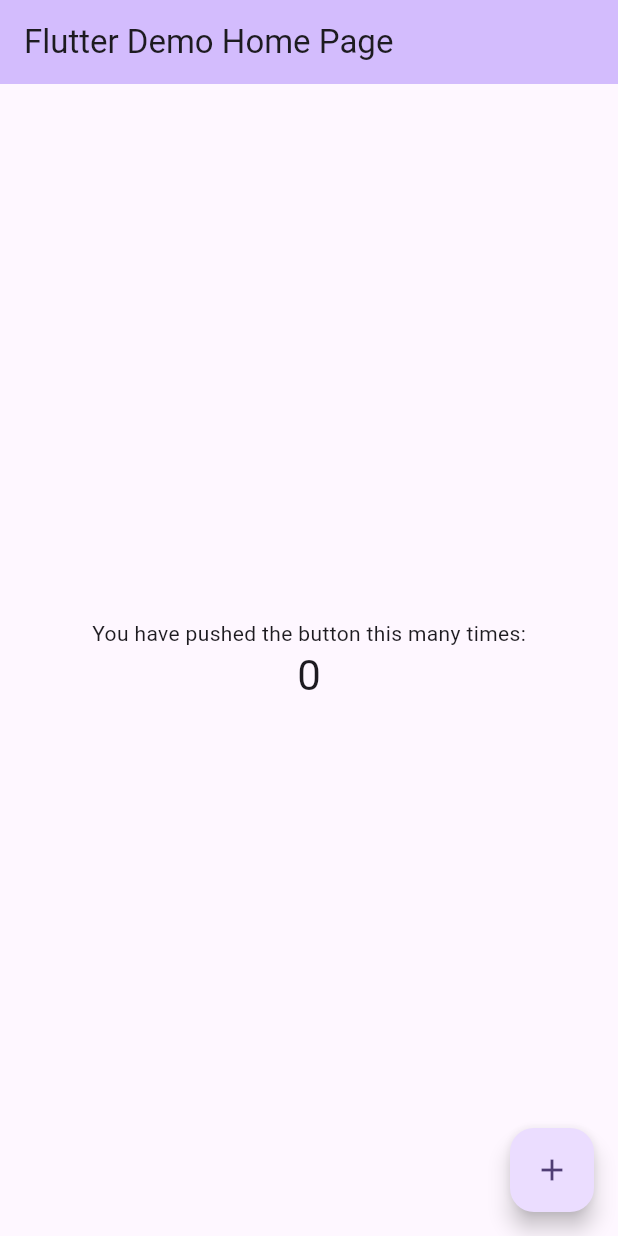
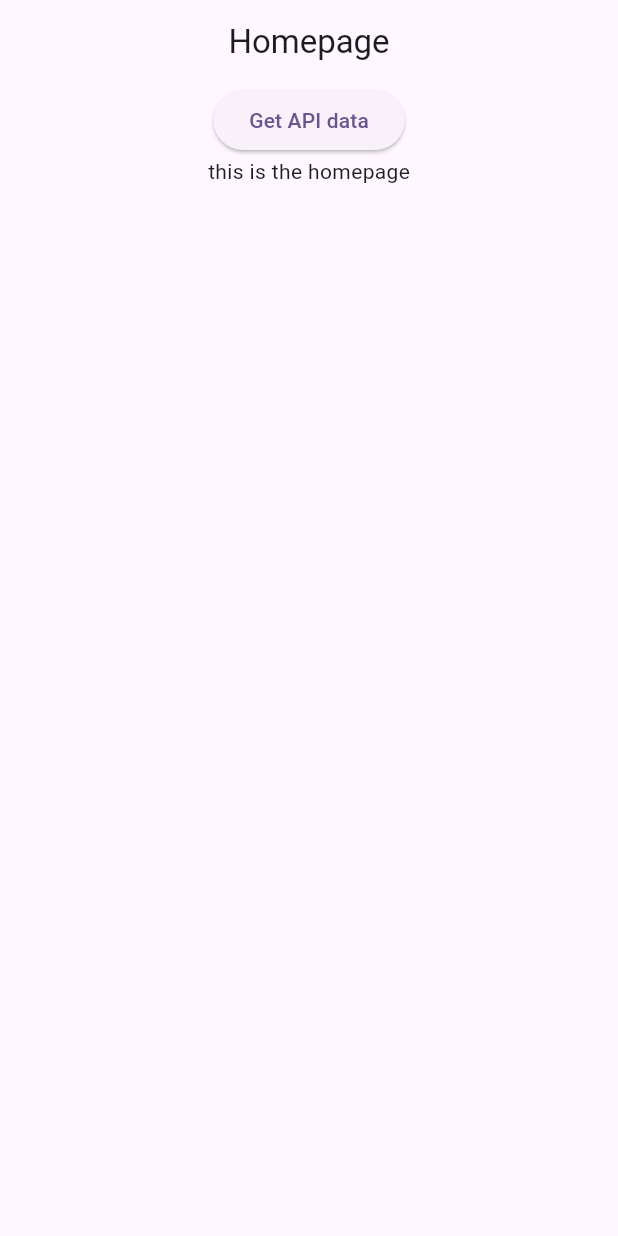
Before and after one commit to rahul-velocis/api_test, a Flutter app: the screen it shows after launch, on a phone screen of 412 x 824 dp. Run offline on Flutter 3.47's test engine with Material 3 defaults, Android fonts, the phone set to English and light mode, and no system bars.

```diff
--- /dev/null
+++ b/lib/homepage.dart
@@ -0,0 +1,26 @@
+import 'package:api_test/repository/todo_repository.dart';
+import 'package:flutter/material.dart';
+
+class Homepage extends StatelessWidget {
+  const Homepage({super.key});
+
+  @override
+  Widget build(BuildContext context) {
+    return Scaffold(
+      appBar: AppBar(title: Text('Homepage'), centerTitle: true),
+      body: Center(
+        child: Column(
+          children: [
+            ElevatedButton(
+              onPressed: () {
+                TodoRepository.fetchAlbum();
+              },
+              child: Text('Get API data'),
+            ),
+            Text('this is the homepage'),
+          ],
+        ),
+      ),
+    );
+  }
+}
--- a/lib/main.dart
+++ b/lib/main.dart
@@ -1,3 +1,4 @@
+import 'package:api_test/homepage.dart';
 import 'package:flutter/material.dart';
 
 void main() {
@@ -10,58 +11,12 @@ class MyApp extends StatelessWidget {
   @override
   Widget build(BuildContext context) {
     return MaterialApp(
+      debugShowCheckedModeBanner: false,
       title: 'Flutter Demo',
       theme: ThemeData(
         colorScheme: ColorScheme.fromSeed(seedColor: Colors.deepPurple),
       ),
-      home: const MyHomePage(title: 'Flutter Demo Home Page'),
+      home: const Homepage(),
     );
   }
 }
-
-class MyHomePage extends StatefulWidget {
-  const MyHomePage({super.key, required this.title});
-
-  final String title;
-
-  @override
-  State<MyHomePage> createState() => _MyHomePageState();
-}
-
-class _MyHomePageState extends State<MyHomePage> {
-  int _counter = 0;
-
-  void _incrementCounter() {
-    setState(() {
-      _counter++;
-    });
-  }
-
-  @override
-  Widget build(BuildContext context) {
-    return Scaffold(
-      appBar: AppBar(
-        backgroundColor: Theme.of(context).colorScheme.inversePrimary,
-
-        title: Text(widget.title),
-      ),
-      body: Center(
-        child: Column(
-          mainAxisAlignment: MainAxisAlignment.center,
-          children: <Widget>[
-            const Text('You have pushed the button this many times:'),
-            Text(
-              '$_counter',
-              style: Theme.of(context).textTheme.headlineMedium,
-            ),
-          ],
-        ),
-      ),
-      floatingActionButton: FloatingActionButton(
-        onPressed: _incrementCounter,
-        tooltip: 'Increment',
-        child: const Icon(Icons.add),
-      ),
-    );
-  }
-}
--- /dev/null
+++ b/lib/models/todo_model.dart
@@ -0,0 +1,26 @@
+class TodoModel {
+  final int userId;
+  final String id;
+  final String title;
+  final bool completed;
+
+  TodoModel({
+    required this.userId,
+    required this.id,
+    required this.title,
+    required this.completed,
+  });
+
+  factory TodoModel.fromJson(Map<String, dynamic> json) {
+    return TodoModel(
+      userId: json['userId'],
+      id: json['id'],
+      title: json['title'],
+      completed: json['Completed'],
+    );
+  }
+
+  Map<String, dynamic> toJson() {
+    return {"userID": userId, "id": id, 'title': title, "Completed": completed};
+  }
+}
--- a/pubspec.yaml
+++ b/pubspec.yaml
@@ -34,6 +34,7 @@ dependencies:
   # The following adds the Cupertino Icons font to your application.
   # Use with the CupertinoIcons class for iOS style icons.
   cupertino_icons: ^1.0.8
+  http: ^1.4.0
 
 dev_dependencies:
   flutter_test:
```
Also changed, not shown: lib/repository/todo_repository.dart (added, +35 -0 lines), pubspec.lock, 1 other file.
